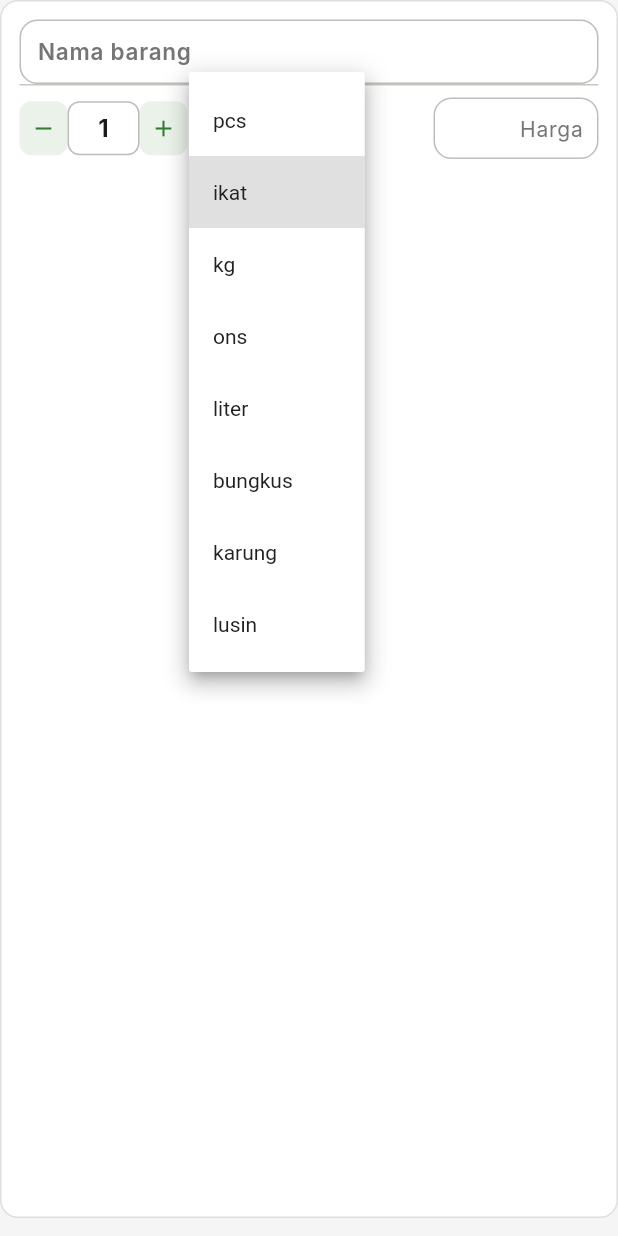
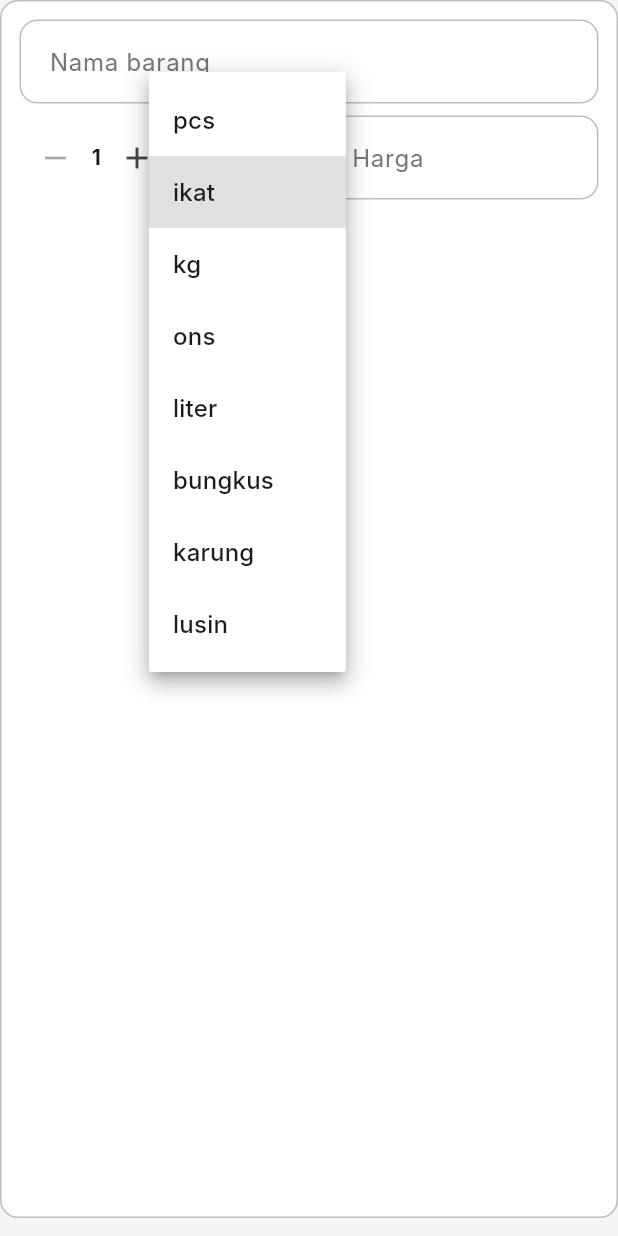
Before and after one commit to faridadamn/sayurpintar, a Flutter app: the ItemEntryWidget widget shown alone on an empty page, opened directly with empty values, after a tap on the "add" icon, after a tap on the "remove" icon, after a tap on "ikat", on a phone screen of 412 x 824 dp. Run offline on Flutter 3.47's test engine with Material 3 defaults, Android fonts, the phone set to English and light mode, and no system bars; our stand-ins replace connectivity_plus, dio, flutter_map, flutter_riverpod, flutter_slidable, geolocator and 6 more; accounts and stored records are empty; Roboto replaces fonts that are missing (Inter).

Commit message:
fix(mobile): repair visit item entry widget syntax

```diff
--- a/mobile/lib/features/route/presentation/widgets/item_entry_widget.dart
+++ b/mobile/lib/features/route/presentation/widgets/item_entry_widget.dart
@@ -1,14 +1,12 @@
 import 'package:flutter/material.dart';
 import 'package:sayurpintar/app/theme.dart';
 
-/// Represents an item sold during a visit.
 class VisitItem {
   final String? id;
   final String productName;
   final int quantity;
   final String unit;
   final double pricePerUnit;
-  final double get subtotal => quantity * pricePerUnit;
 
   const VisitItem({
     this.id,
@@ -17,6 +15,8 @@ class VisitItem {
     required this.unit,
     required this.pricePerUnit,
   });
+
+  double get subtotal => quantity * pricePerUnit;
 
   VisitItem copyWith({
     String? id,
@@ -45,20 +45,16 @@ class VisitItem {
 
   factory VisitItem.fromJson(Map<String, dynamic> json) => VisitItem(
         id: json['id']?.toString(),
-        productName: json['product_name'] ?? '',
-        quantity: json['quantity'] ?? 0,
-        unit: json['unit'] ?? 'pcs',
+        productName: json['product_name']?.toString() ?? '',
+        quantity: (json['quantity'] as num?)?.toInt() ?? 0,
+        unit: json['unit']?.toString() ?? 'pcs',
         pricePerUnit: (json['price_per_unit'] as num?)?.toDouble() ?? 0,
       );
 }
 
-/// Reusable item entry widget for the visit completion screen.
-///
-/// Displays product name, quantity controls (+/-), unit dropdown,
-/// price input, and subtotal. Calls [onChanged] whenever a field updates.
 class ItemEntryWidget extends StatefulWidget {
   final VisitItem? item;
-  final Function(VisitItem) onChanged;
+  final ValueChanged<VisitItem> onChanged;
   final VoidCallback? onRemove;
   final int index;
 
@@ -75,12 +71,7 @@ class ItemEntryWidget extends StatefulWidget {
 }
 
 class _ItemEntryWidgetState extends State<ItemEntryWidget> {
-  late TextEditingController _nameController;
-  late TextEditingController _priceController;
-  late int _quantity;
-  late String _unit;
-
-  static const List<String> _units = [
+  static const _units = <String>[
     'pcs',
     'ikat',
     'kg',
@@ -91,17 +82,24 @@ class _ItemEntryWidgetState extends State<ItemEntryWidget> {
     'lusin',
   ];
 
+  late final TextEditingController _nameController;
+  late final TextEditingController _priceController;
+  late int _quantity;
+  late String _unit;
+
   @override
   void initState() {
     super.initState();
-    _nameController =
-        TextEditingController(text: widget.item?.productName ?? '');
+    _nameController = TextEditingController(
+      text: widget.item?.productName ?? '',
+    );
     _priceController = TextEditingController(
-        text: widget.item != null && widget.item!.pricePerUnit > 0
-            ? _formatCurrency(widget.item!.pricePerUnit)
-            : '');
+      text: widget.item == null || widget.item!.pricePerUnit <= 0
+          ? ''
+          : widget.item!.pricePerUnit.toStringAsFixed(0),
+    );
     _quantity = widget.item?.quantity ?? 1;
-    _unit = widget.item?.unit ?? 'ikat';
+    _unit = _units.contains(widget.item?.unit) ? widget.item!.unit : 'ikat';
   }
 
   @override
@@ -111,20 +109,27 @@ class _ItemEntryWidgetState extends State<ItemEntryWidget> {
     super.dispose();
   }
 
-  void _notifyChange() {
-    final price = _parseCurrency(_priceController.text);
-    widget.onChanged(VisitItem(
-      id: widget.item?.id,
-      productName: _nameController.text,
-      quantity: _quantity,
-      unit: _unit,
-      pricePerUnit: price,
-    ));
+  void _emit() {
+    widget.onChanged(
+      VisitItem(
+        id: widget.item?.id,
+        productName: _nameController.text.trim(),
+        quantity: _quantity,
+        unit: _unit,
+        pricePerUnit: double.tryParse(
+              _priceController.text.replaceAll(RegExp(r'[^0-9]'), ''),
+            ) ??
+            0,
+      ),
+    );
   }
 
   @override
   Widget build(BuildContext context) {
-    final price = _parseCurrency(_priceController.text);
+    final price = double.tryParse(
+          _priceController.text.replaceAll(RegExp(r'[^0-9]'), ''),
+        ) ??
+        0;
     final subtotal = _quantity * price;
 
     return Container(
@@ -133,248 +138,101 @@ class _ItemEntryWidgetState extends State<ItemEntryWidget> {
       decoration: BoxDecoration(
         color: Colors.white,
         borderRadius: BorderRadius.circular(AppTheme.radiusMedium),
-        border: Border.all(color: AppTheme.divider.withOpacity(0.5)),
+        border: Border.all(color: AppTheme.divider),
       ),
       child: Column(
-        crossAxisAlignment: CrossAxisAlignment.start,
         children: [
-          // ── Row 1: Name + Remove ──────────────────
           Row(
             children: [
               Expanded(
                 child: TextFormField(
                   controller: _nameController,
-                  style: const TextStyle(
-                    fontWeight: FontWeight.w600,
-                    fontSize: 15,
-                  ),
                   decoration: const InputDecoration(
                     hintText: 'Nama barang',
                     isDense: true,
-                    contentPadding:
-                        EdgeInsets.symmetric(horizontal: 8, vertical: 10),
-                    border: InputBorder.none,
                   ),
-                  onChanged: (_) => _notifyChange(),
+                  onChanged: (_) => _emit(),
                 ),
               ),
               if (widget.onRemove != null)
-                GestureDetector(
-                  onTap: widget.onRemove,
-                  child: Container(
-                    padding: const EdgeInsets.all(4),
-                    decoration: BoxDecoration(
-                      color: AppTheme.error.withOpacity(0.1),
-                      shape: BoxShape.circle,
-                    ),
-                    child: const Icon(Icons.close,
-                        size: 18, color: AppTheme.error),
-                  ),
+                IconButton(
+                  onPressed: widget.onRemove,
+                  icon: const Icon(Icons.close, color: AppTheme.error),
                 ),
             ],
           ),
-          const Divider(height: 1),
-
-          // ── Row 2: Quantity + Unit + Price ─────────
           const SizedBox(height: AppTheme.space8),
           Row(
             children: [
-              // Quantity controls
-              _buildQtyButton(Icons.remove, () {
-                if (_quantity > 1) {
-                  setState(() => _quantity--);
-                  _notifyChange();
-                }
-              }),
-              GestureDetector(
-                onTap: () => _showQtyDialog(),
-                child: Container(
-                  width: 48,
-                  height: 36,
-                  alignment: Alignment.center,
-                  decoration: BoxDecoration(
-                    border: Border.all(color: AppTheme.divider),
-                    borderRadius:
-                        BorderRadius.circular(AppTheme.radiusSmall),
-                  ),
-                  child: Text(
-                    '$_quantity',
-                    style: const TextStyle(
-                      fontWeight: FontWeight.w700,
-                      fontSize: 16,
-                    ),
-                  ),
-                ),
+              IconButton(
+                onPressed: _quantity <= 1
+                    ? null
+                    : () {
+                        setState(() => _quantity--);
+                        _emit();
+                      },
+                icon: const Icon(Icons.remove),
               ),
-              _buildQtyButton(Icons.add, () {
-                setState(() => _quantity++);
-                _notifyChange();
-              }),
+              Text(
+                '$_quantity',
+                style: const TextStyle(fontWeight: FontWeight.w700),
+              ),
+              IconButton(
+                onPressed: () {
+                  setState(() => _quantity++);
+                  _emit();
+                },
+                icon: const Icon(Icons.add),
+              ),
+              DropdownButton<String>(
+                value: _unit,
+                items: _units
+                    .map(
+                      (unit) => DropdownMenuItem(
+                        value: unit,
+                        child: Text(unit),
+                      ),
+                    )
+                    .toList(),
+                onChanged: (value) {
+                  if (value == null) return;
+                  setState(() => _unit = value);
+                  _emit();
+                },
+              ),
               const SizedBox(width: AppTheme.space8),
-
-              // Unit dropdown
-              Container(
-                padding: const EdgeInsets.symmetric(horizontal: 8),
-                decoration: BoxDecoration(
-                  border: Border.all(color: AppTheme.divider),
-                  borderRadius:
-                      BorderRadius.circular(AppTheme.radiusSmall),
-                ),
-                child: DropdownButtonHideUnderline(
-                  child: DropdownButton<String>(
-                    value: _unit,
-                    isDense: true,
-                    style: const TextStyle(
-                      fontSize: 14,
-                      color: AppTheme.textPrimary,
-                    ),
-                    items: _units
-                        .map((u) => DropdownMenuItem(
-                              value: u,
-                              child: Text(u),
-                            ))
-                        .toList(),
-                    onChanged: (v) {
-                      if (v != null) {
-                        setState(() => _unit = v);
-                        _notifyChange();
-                      }
-                    },
-                  ),
-                ),
-              ),
-
-              const Spacer(),
-
-              // Price input
-              SizedBox(
-                width: 110,
+              Expanded(
                 child: TextFormField(
                   controller: _priceController,
                   keyboardType: TextInputType.number,
-                  textAlign: TextAlign.right,
-                  style: const TextStyle(fontSize: 14),
                   decoration: const InputDecoration(
-                    hintText: 'Harga',
+                    labelText: 'Harga',
+                    prefixText: 'Rp ',
                     isDense: true,
-                    prefixText: 'Rp ',
-                    prefixStyle: TextStyle(
-                      fontSize: 12,
-                      color: AppTheme.textSecondary,
-                    ),
-                    contentPadding:
-                        EdgeInsets.symmetric(horizontal: 6, vertical: 10),
-                    border: OutlineInputBorder(
-                      borderRadius: BorderRadius.all(
-                          Radius.circular(AppTheme.radiusSmall)),
-                    ),
                   ),
-                  onChanged: (_) => _notifyChange(),
+                  onChanged: (_) {
+                    setState(() {});
+                    _emit();
+                  },
                 ),
               ),
             ],
           ),
-
-          // ── Subtotal ──────────────────────────────
           if (subtotal > 0) ...[
             const SizedBox(height: AppTheme.space8),
-            Row(
-              mainAxisAlignment: MainAxisAlignment.end,
-              children: [
-                const Text(
-                  'Subtotal: ',
-                  style: TextStyle(
-                    fontSize: 13,
-                    color: AppTheme.textSecondary,
-                  ),
+            Align(
+              alignment: Alignment.centerRight,
+              child: Text(
+                'Subtotal: Rp ${subtotal.toStringAsFixed(0)}',
+                style: const TextStyle(
+                  fontWeight: FontWeight.w700,
+                  color: AppTheme.primaryGreen,
                 ),
-                Text(
-                  'Rp ${_formatCurrency(subtotal)}',
-                  style: const TextStyle(
-                    fontSize: 14,
-                    fontWeight: FontWeight.w700,
-                    color: AppTheme.primaryGreen,
-                  ),
-                ),
-              ],
+              ),
             ),
           ],
         ],
       ),
     );
   }
-
-  Widget _buildQtyButton(IconData icon, VoidCallback onTap) {
-    return GestureDetector(
-      onTap: onTap,
-      child: Container(
-        width: 32,
-        height: 36,
-        decoration: BoxDecoration(
-          color: AppTheme.primaryGreen.withOpacity(0.1),
-          borderRadius: BorderRadius.circular(AppTheme.radiusSmall),
-        ),
-        child: Icon(icon, size: 18, color: AppTheme.primaryGreen),
-      ),
-    );
-  }
-
-  void _showQtyDialog() {
-    final controller = TextEditingController(text: '$_quantity');
-    showDialog(
-      context: context,
-      builder: (ctx) => AlertDialog(
-        title: const Text('Jumlah'),
-        content: TextField(
-          controller: controller,
-          keyboardType: TextInputType.number,
-          autofocus: true,
-          decoration: const InputDecoration(
-            labelText: 'Masukkan jumlah',
-          ),
-        ),
-        actions: [
-          TextButton(
-            onPressed: () => Navigator.pop(ctx),
-            child: const Text('Batal'),
-          ),
-          ElevatedButton(
-            onPressed: () {
-              final val = int.tryParse(controller.text);
-              if (val != null && val > 0) {
-                setState(() => _quantity = val);
-                _notifyChange();
-              }
-              Navigator.pop(ctx);
-            },
-            child: const Text('OK'),
-          ),
-        ],
-      ),
-    );
-  }
-
-  String _formatCurrency(double value) {
-    if (value == value.roundToDouble()) {
-      return _formatNumber(value.round());
-    }
-    return value.toStringAsFixed(0);
-  }
-
-  String _formatNumber(int number) {
-    final str = number.toString();
-    final buffer = StringBuffer();
-    for (int i = 0; i < str.length; i++) {
-      if (i > 0 && (str.length - i) % 3 == 0) {
-        buffer.write('.');
-      }
-      buffer.write(str[i]);
-    }
-    return buffer.toString();
-  }
-
-  double _parseCurrency(String text) {
-    final cleaned = text.replaceAll(RegExp(r'[^0-9]'), '');
-    return double.tryParse(cleaned) ?? 0;
-  }
 }
```
